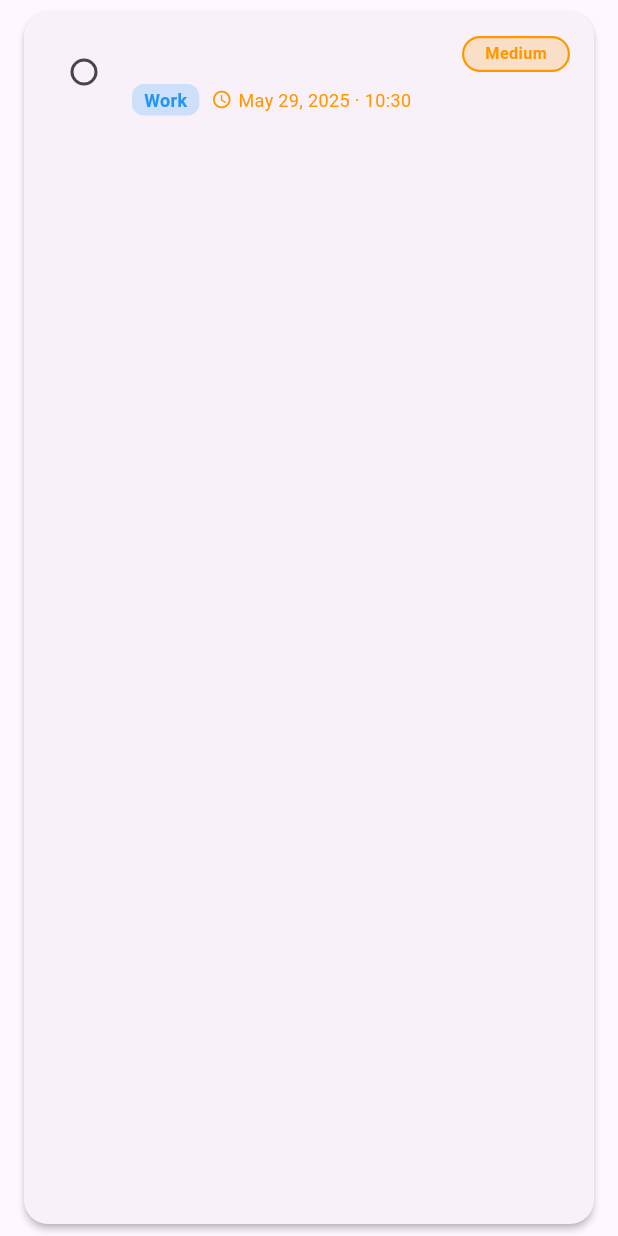
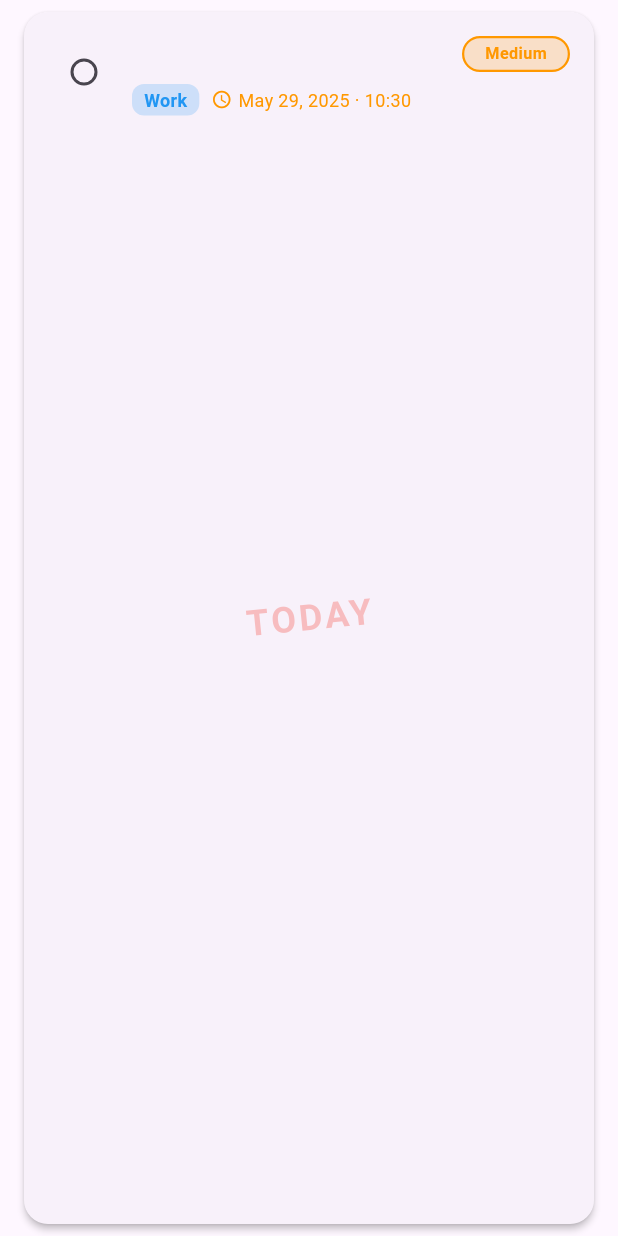
Before and after one commit to Blackyfi/todo_app, a Flutter app: the TaskCard widget shown alone on an empty page, opened directly with sample values from the repository, on a phone screen of 412 x 824 dp. Run offline on Flutter 3.47's test engine with Material 3 defaults, Android fonts, the phone set to English and light mode, and no system bars; our stand-ins replace fl_chart, flutter_local_notifications, package_info_plus, share_plus, shared_preferences, sqflite and 2 more; accounts and stored records are empty; statements that could not run were skipped.

Commit message:
Refactor TaskCard to enhance UI with background indicators for task deadlines and improve layout structure

```diff
--- a/lib/features/tasks/widgets/task_card.dart
+++ b/lib/features/tasks/widgets/task_card.dart
@@ -76,7 +76,14 @@ class TaskCard extends mat.StatelessWidget {
         child: mat.InkWell(
           onTap: onTap,
           borderRadius: mat.BorderRadius.circular(16),
-          child: mat.Padding(
+          child: mat.Stack(
+            children: [
+              // Background indicator for overdue/days left
+              if (task.dueDate != null && !task.isCompleted)
+                _buildBackgroundIndicator(task.dueDate!, theme),
+
+              // Main card content
+              mat.Padding(
                 padding: const mat.EdgeInsets.all(16.0),
                 child: mat.Row(
                   crossAxisAlignment: mat.CrossAxisAlignment.start,
@@ -174,6 +181,55 @@ class TaskCard extends mat.StatelessWidget {
                   ],
                 ),
               ),
+            ],
+          ),
+        ),
+      ),
+    );
+  }
+
+  mat.Widget _buildBackgroundIndicator(DateTime dueDate, mat.ThemeData theme) {
+    final now = DateTime.now();
+    final today = DateTime(now.year, now.month, now.day);
+    final taskDate = DateTime(dueDate.year, dueDate.month, dueDate.day);
+
+    String text;
+    mat.Color color;
+
+    if (taskDate.isBefore(today)) {
+      // Task is overdue
+      text = 'OVERDUE';
+      color = mat.Colors.red.withAlpha(51); // 20% opacity
+    } else if (taskDate.isAtSameMomentAs(today)) {
+      // Task is due today
+      text = 'TODAY';
+      color = mat.Colors.red.withAlpha(51); // 20% opacity
+    } else {
+      // Task is in the future - calculate days left
+      final daysLeft = taskDate.difference(today).inDays;
+      text = '$daysLeft DAYS LEFT';
+
+      if (daysLeft <= 5) {
+        color = mat.Colors.yellow.withAlpha(51); // 20% opacity
+      } else {
+        color = mat.Colors.green.withAlpha(51); // 20% opacity
+      }
+    }
+
+    return mat.Positioned.fill(
+      child: mat.Container(
+        alignment: mat.Alignment.center,
+        child: mat.Transform.rotate(
+          angle: -0.1, // Slight rotation for visual effect
+          child: mat.Text(
+            text,
+            style: mat.TextStyle(
+              fontSize: 24,
+              fontWeight: mat.FontWeight.bold,
+              color: color.withAlpha(77), // More faded for background effect
+              letterSpacing: 2.0,
+            ),
+          ),
         ),
       ),
     );
```
Lines whose indentation alone changed are shown as unchanged.
